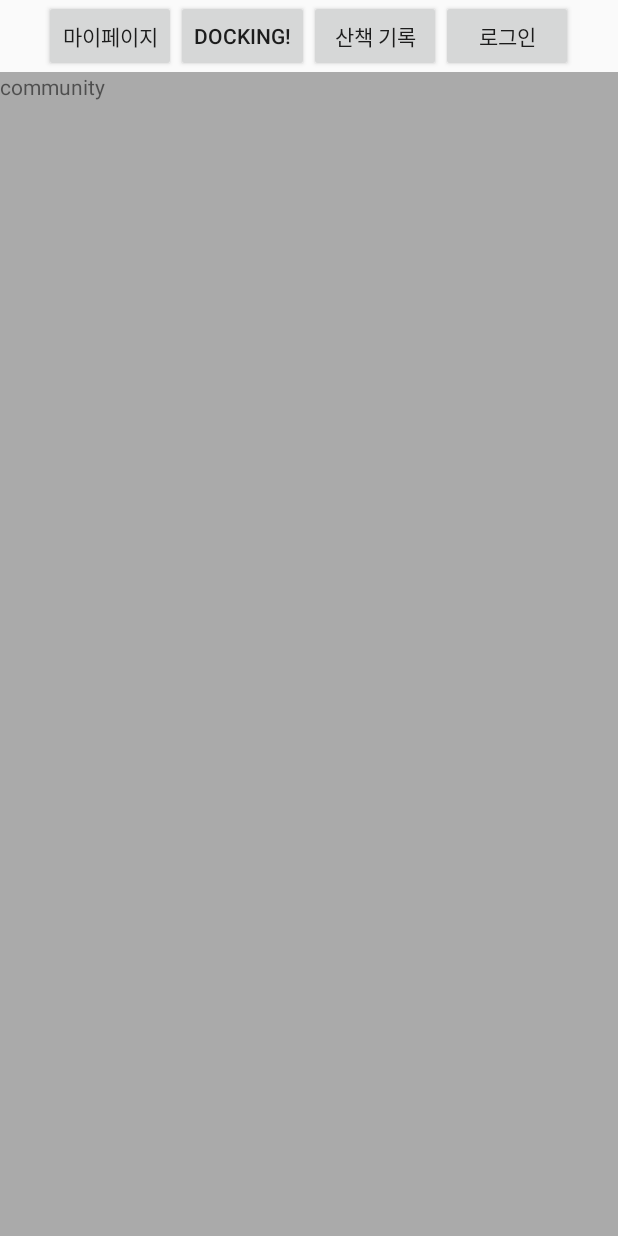
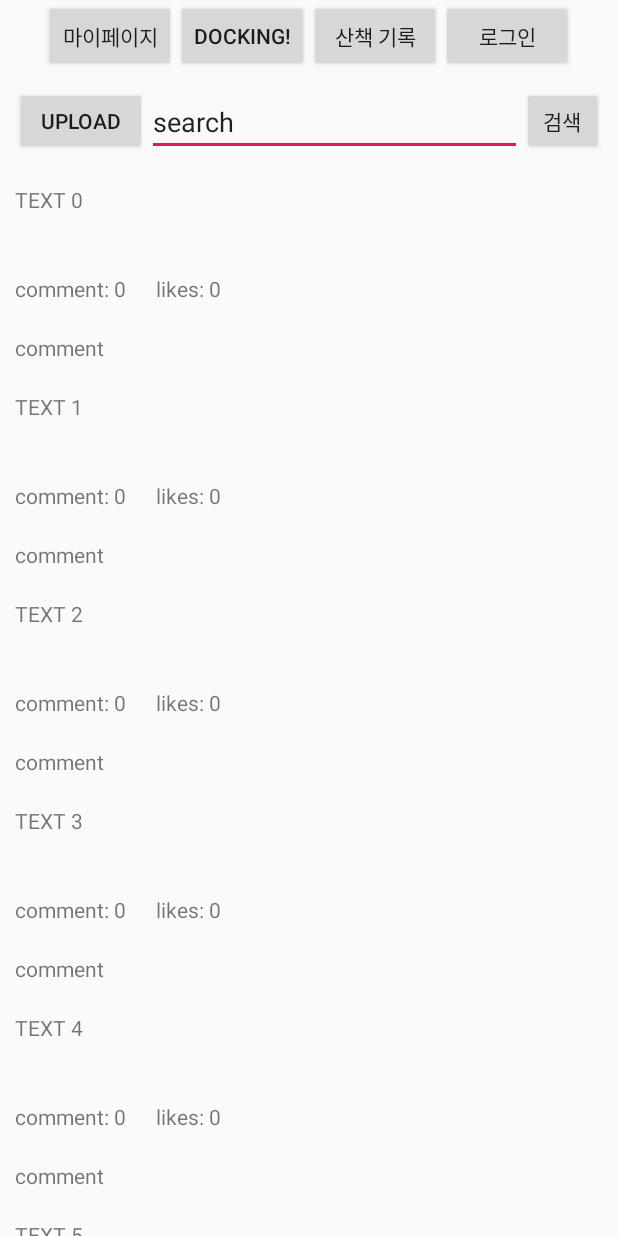
Before and after one commit to skkuse/2019spring_42class_team4, an Android app: the screen it shows after launch (MainActivity), on a phone screen of 412 x 824 dp. Run offline under Robolectric (Android 15) with nearby library versions, the phone set to English and light mode, and no system bars; our stand-ins replace Firebase (no records; nobody signed in at launch, a user with empty details on screens opened directly); 2 statements that could not run were skipped.

Commit message:
recyclerview

```diff
--- a/docking/app/build.gradle
+++ b/docking/app/build.gradle
@@ -4,7 +4,7 @@ android {
     compileSdkVersion 28
     defaultConfig {
         applicationId "com.example.docking_milkyway"
-        minSdkVersion 15
+        minSdkVersion 25
         targetSdkVersion 28
         versionCode 1
         versionName "1.0"
@@ -16,17 +16,23 @@ android {
             proguardFiles getDefaultProguardFile('proguard-android-optimize.txt'), 'proguard-rules.pro'
         }
     }
+    compileOptions {
+        sourceCompatibility = '1.8'
+        targetCompatibility = '1.8'
+    }
 }
 
 dependencies {
+    implementation 'com.google.firebase:firebase-firestore:19.0.0'
     implementation 'com.google.firebase:firebase-core:16.0.9'
     implementation fileTree(dir: 'libs', include: ['*.jar'])
+    //noinspection GradleCompatible
     implementation 'com.android.support:appcompat-v7:28.0.0'
     implementation 'com.android.support.constraint:constraint-layout:1.1.3'
     implementation 'com.android.support:design:28.0.0'
-    implementation 'com.google.firebase:firebase-database:16.0.4'
-    implementation 'com.google.firebase:firebase-storage:16.0.4'
-    implementation 'com.google.firebase:firebase-auth:16.0.5'
+    implementation 'com.google.firebase:firebase-database:17.0.0'
+    implementation 'com.google.firebase:firebase-storage:17.0.0'
+    implementation 'com.google.firebase:firebase-auth:17.0.0'
     testImplementation 'junit:junit:4.12'
     androidTestImplementation 'com.android.support.test:runner:1.0.2'
     androidTestImplementation 'com.android.support.test.espresso:espresso-core:3.0.2'
--- a/docking/app/src/main/java/com/example/docking_milkyway/Community.java
+++ b/docking/app/src/main/java/com/example/docking_milkyway/Community.java
@@ -1,20 +1,88 @@
 package com.example.docking_milkyway;
 
+import android.content.Context;
 import android.os.Bundle;
 import android.support.annotation.Nullable;
 import android.app.Fragment;
+import android.support.v7.widget.LinearLayoutManager;
+import android.support.v7.widget.RecyclerView;
+import android.util.Log;
 import android.view.LayoutInflater;
 import android.view.View;
 import android.view.ViewGroup;
 
+import com.google.firebase.database.DataSnapshot;
+import com.google.firebase.firestore.CollectionReference;
+import com.google.firebase.firestore.DocumentReference;
+import com.google.firebase.firestore.DocumentSnapshot;
+import com.google.firebase.firestore.EventListener;
+import com.google.firebase.firestore.FirebaseFirestore;
+import com.google.firebase.firestore.FirebaseFirestoreException;
+import com.google.firebase.firestore.QueryDocumentSnapshot;
+import com.google.firebase.firestore.QuerySnapshot;
+
+import java.util.ArrayList;
+import java.util.HashMap;
+import java.util.List;
+
 public class Community extends Fragment {
-    View view;
+    private View view;
+
+    @Override
+    public void onCreate(Bundle savedInstanceState) {
+        super.onCreate(savedInstanceState);
+    }
+
     @Nullable
     @Override
     public View onCreateView(LayoutInflater inflater, @Nullable ViewGroup container, Bundle savedInstanceState) {
         view = inflater.inflate(R.layout.community, container, false);
 
+        //test를 위해 userid를 미리 선언
+        //원래대로라면 사용자 캐시 혹은 로그인 데이터로부터 가져와야 한다
+        String userid = "1002galaxy@gmail.com";
+
+        //if 가져올 contents가 없다면 화면에 팔로우한 사용자가 없습니다 띄워주고 follow 추천
+        if(userid != null) {
+
+            FirebaseFirestore.getInstance().collection("Contents").document(userid).get().addOnCompleteListener(task -> {
+                if (task.isSuccessful()) {
+                    //success
+                    DocumentSnapshot document = task.getResult();
+                    List list = (List) document.getData().get("list"); //list말고 문서번호로 바꿀 것 <-- error
+                    for (int i = 0; i < list.size(); i++) {
+                        Log.d("은하", "data " + list.get(i).toString());
+                        HashMap map = (HashMap) list.get(i);
+                        ContentDB data = new ContentDB();
+                        data.setSSN(Integer.parseInt(map.get("SSN").toString()));
+                        Log.d("은하", map.get("SSN").toString());
+                    }
+                }
+
+            });
+
+        }
+        //else{} 추가해야
+
+        ArrayList<String> list = new ArrayList<>();
+        for (int i=0; i<100; i++) {
+            list.add(String.format("TEXT %d", i));
+        }
+
+        Context context = view.getContext();
+
+        RecyclerView mRecyclerView = (RecyclerView) view.findViewById(R.id.recyclerview);
+        //mRecyclerView.setHasFixedSize(true);
+
+        //use a linear layout manager
+        mRecyclerView.setLayoutManager(new LinearLayoutManager(context));
+
+        //specify an adapter (see also next example)
+        MyAdapter adapter = new MyAdapter(list);
+        mRecyclerView.setAdapter(adapter);
+
         return view;
+
     }
 
 }
--- /dev/null
+++ b/docking/app/src/main/java/com/example/docking_milkyway/MyAdapter.java
@@ -0,0 +1,59 @@
+package com.example.docking_milkyway;
+
+import android.content.Context;
+import android.support.v7.widget.RecyclerView;
+import android.util.Log;
+import android.view.LayoutInflater;
+import android.view.View;
+import android.view.ViewGroup;
+import android.widget.TextView;
+
+import java.util.ArrayList;
+
+public class MyAdapter extends RecyclerView.Adapter<MyAdapter.ViewHolder> {
+    private ArrayList<String> mData = null;
+
+    //아이템 뷰를 저장하는 뷰홀더 클래스
+    public class ViewHolder extends RecyclerView.ViewHolder {
+        TextView textView1;
+
+        ViewHolder(View itemView) {
+            super(itemView);
+
+            //뷰 객체에 대한 참조. (hold strong reference)
+            textView1 = itemView.findViewById(R.id.title);
+        }
+    }
+
+    //생성자에서 데이터 리스트 객체를 전달받음.
+    MyAdapter(ArrayList<String> list){
+        mData = list;
+        Log.d("은하", String.valueOf(mData.size()));
+    }
+
+    //onCreateViewHolder() - 아이템 뷰를 위한 뷰홀더 객체 생성하여 리턴.
+    @Override
+    public MyAdapter.ViewHolder onCreateViewHolder(ViewGroup parent, int viewType) {
+        Context context = parent.getContext();
+        LayoutInflater inflater = (LayoutInflater) context.getSystemService(Context.LAYOUT_INFLATER_SERVICE);
+
+        View view = inflater.inflate(R.layout.recyclerview_item, parent, false);
+        MyAdapter.ViewHolder vh = new MyAdapter.ViewHolder(view);
+
+        return vh;
+    }
+
+    //on BindViewHolder() - Position에 해당하는 데이터를 뷰홀더의 아이템뷰에 표시.
+    @Override
+    public void onBindViewHolder(MyAdapter.ViewHolder holder, int position) {
+        String text = mData.get(position);
+        holder.textView1.setText(text);
+        Log.d("은하", text);
+    }
+
+    //getItemCount() - 전체 데이터 갯수 리턴.
+    @Override
+    public int getItemCount() {
+        return mData.size();
+    }
+}
--- a/docking/app/src/main/res/layout/community.xml
+++ b/docking/app/src/main/res/layout/community.xml
@@ -2,21 +2,33 @@
 <LinearLayout xmlns:android="http://schemas.android.com/apk/res/android"
     android:orientation="vertical"
     android:layout_width="match_parent"
-    android:layout_height="match_parent"
-    android:background="#AAA">
+    android:layout_height="match_parent">
     <LinearLayout
-        android:layout_width="wrap_content"
+        android:layout_margin="10dp"
+        android:orientation="horizontal"
+        android:layout_width="match_parent"
         android:layout_height="wrap_content">
-        <TextView
-            android:text="community"
+        <Button
+            android:text="upload"
+            android:id="@+id/upload"
             android:layout_width="wrap_content"
+            android:layout_height="match_parent" />
+        <EditText
+            android:text="search"
+            android:id="@+id/searchtext"
+            android:layout_width="250sp"
             android:layout_height="wrap_content" />
+        <Button
+            android:text="검색"
+            android:id="@+id/search"
+            android:layout_width="wrap_content"
+            android:layout_height="match_parent" />
     </LinearLayout>
     <android.support.v7.widget.RecyclerView
         android:id="@+id/recyclerview"
         android:scrollbars="vertical"
         android:layout_width="match_parent"
-        android:layout_height="wrap_content" />
+        android:layout_height="match_parent" />
 
 
 </LinearLayout>
--- a/docking/app/src/main/res/layout/recyclerview_item.xml
+++ b/docking/app/src/main/res/layout/recyclerview_item.xml
@@ -1,33 +1,38 @@
 <?xml version="1.0" encoding="utf-8"?>
 <LinearLayout
     xmlns:android="http://schemas.android.com/apk/res/android"
+    android:orientation="vertical"
     android:layout_width="match_parent"
-    android:layout_height="match_parent"
-    android:orientation="vertical">
+    android:layout_height="wrap_content">
     <TextView
+        android:layout_margin="10dp"
         android:layout_width="match_parent"
         android:layout_height="wrap_content"
         android:id="@+id/title" />
     <ImageView
+        android:layout_margin="10dp"
         android:layout_width="match_parent"
-        android:layout_height="wrap_content"
-        android:id="@+id/image"
-        android:padding="20dp"/>
+        android:layout_height="wrap_content" />
     <LinearLayout
-        android:padding="10dp"
+        android:orientation="horizontal"
         android:layout_width="match_parent"
         android:layout_height="wrap_content">
         <TextView
-            android:id="@+id/likecount"
+            android:layout_margin="10dp"
+            android:id="@+id/commentcount"
+            android:text="comment: 0"
             android:layout_width="wrap_content"
             android:layout_height="match_parent" />
         <TextView
-            android:id="@+id/commentcount"
+            android:layout_margin="10dp"
+            android:id="@+id/likes"
+            android:text="likes: 0"
             android:layout_width="wrap_content"
             android:layout_height="match_parent" />
     </LinearLayout>
-    <Button
-        android:id="@+id/commentlist"
+    <TextView
+        android:layout_margin="10dp"
+        android:id="@+id/comment"
         android:text="comment"
         android:layout_width="match_parent"
         android:layout_height="wrap_content" />
```
Also changed, not shown: 1 other file.
